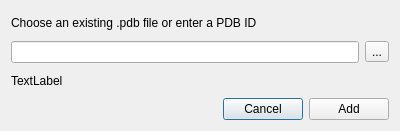
Before: the Qt Designer form pyssa/gui/ui/forms/dlgAddModel.ui in urban233/PySSA, drawn with Qt 5.
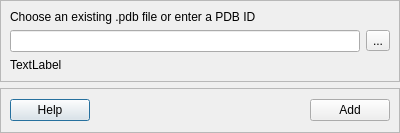
After: the same form once the commit is applied.

Commit message: update: added new help design to dialogs

```diff
--- a/pyssa/gui/ui/forms/dlgAddModel.ui
+++ b/pyssa/gui/ui/forms/dlgAddModel.ui
@@ -7,7 +7,7 @@
     <x>0</x>
     <y>0</y>
     <width>400</width>
-    <height>131</height>
+    <height>133</height>
    </rect>
   </property>
   <property name="minimumSize">
@@ -19,12 +19,33 @@
   <property name="maximumSize">
    <size>
     <width>16777215</width>
-    <height>131</height>
+    <height>133</height>
    </size>
   </property>
   <property name="windowTitle">
    <string>Dialog</string>
   </property>
+  <layout class="QVBoxLayout" name="verticalLayout_4">
+   <property name="leftMargin">
+    <number>0</number>
+   </property>
+   <property name="topMargin">
+    <number>0</number>
+   </property>
+   <property name="rightMargin">
+    <number>0</number>
+   </property>
+   <property name="bottomMargin">
+    <number>0</number>
+   </property>
+   <item>
+    <widget class="QFrame" name="frame">
+     <property name="frameShape">
+      <enum>QFrame::StyledPanel</enum>
+     </property>
+     <property name="frameShadow">
+      <enum>QFrame::Raised</enum>
+     </property>
   <layout class="QVBoxLayout" name="verticalLayout_2">
    <item>
     <layout class="QVBoxLayout" name="verticalLayout">
@@ -65,8 +86,27 @@
      </item>
     </layout>
    </item>
+     </layout>
+    </widget>
+   </item>
+   <item>
+    <widget class="QFrame" name="frame_bottom">
+     <property name="frameShape">
+      <enum>QFrame::StyledPanel</enum>
+     </property>
+     <property name="frameShadow">
+      <enum>QFrame::Raised</enum>
+     </property>
+     <layout class="QVBoxLayout" name="verticalLayout_3">
    <item>
     <layout class="QHBoxLayout" name="horizontalLayout_2">
+        <item>
+         <widget class="QPushButton" name="btn_help">
+          <property name="text">
+           <string>Help</string>
+          </property>
+         </widget>
+        </item>
      <item>
       <spacer name="horizontalSpacer">
        <property name="orientation">
@@ -80,13 +120,6 @@
        </property>
       </spacer>
      </item>
-     <item>
-      <widget class="QPushButton" name="btn_cancel">
-       <property name="text">
-        <string>Cancel</string>
-       </property>
-      </widget>
-     </item>
      <item>
       <widget class="QPushButton" name="btn_add_protein">
        <property name="text">
@@ -95,6 +128,9 @@
       </widget>
      </item>
     </layout>
+      </item>
+     </layout>
+    </widget>
    </item>
   </layout>
  </widget>
```
Lines whose indentation alone changed are shown as unchanged. The commit also changes 20 other files.
